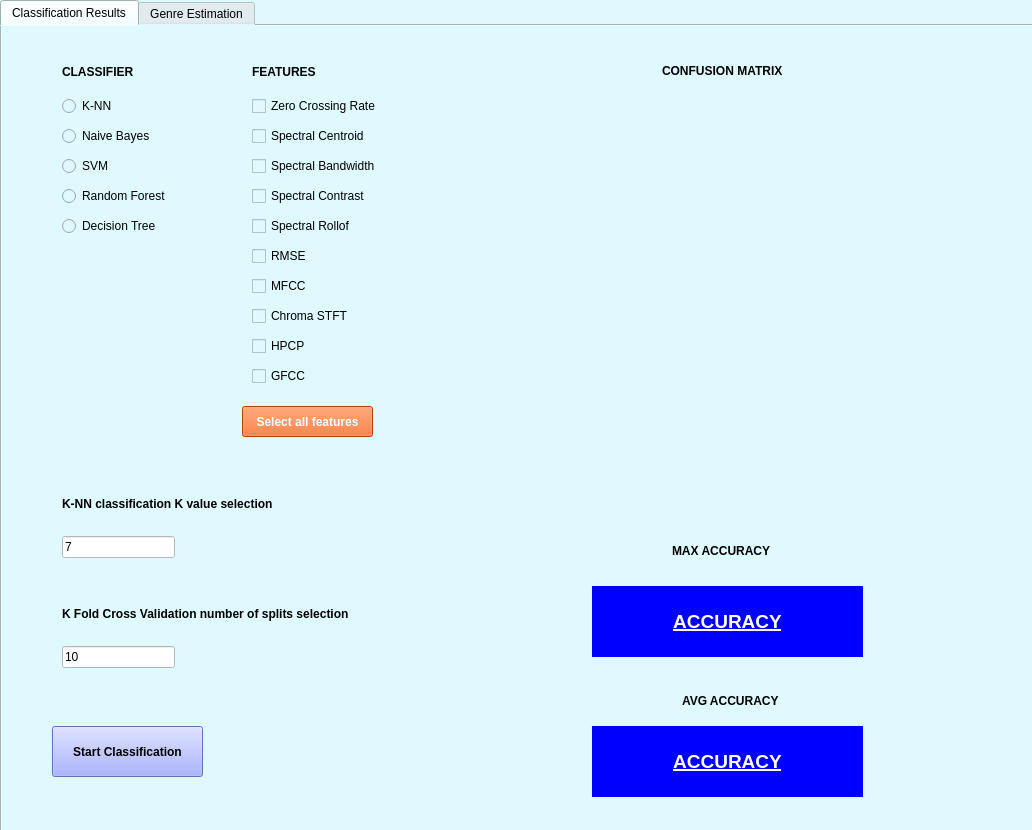
Before: the Qt Designer form arayuzV2_backup.ui in cetekin/signalProcessing, drawn with Qt 5.
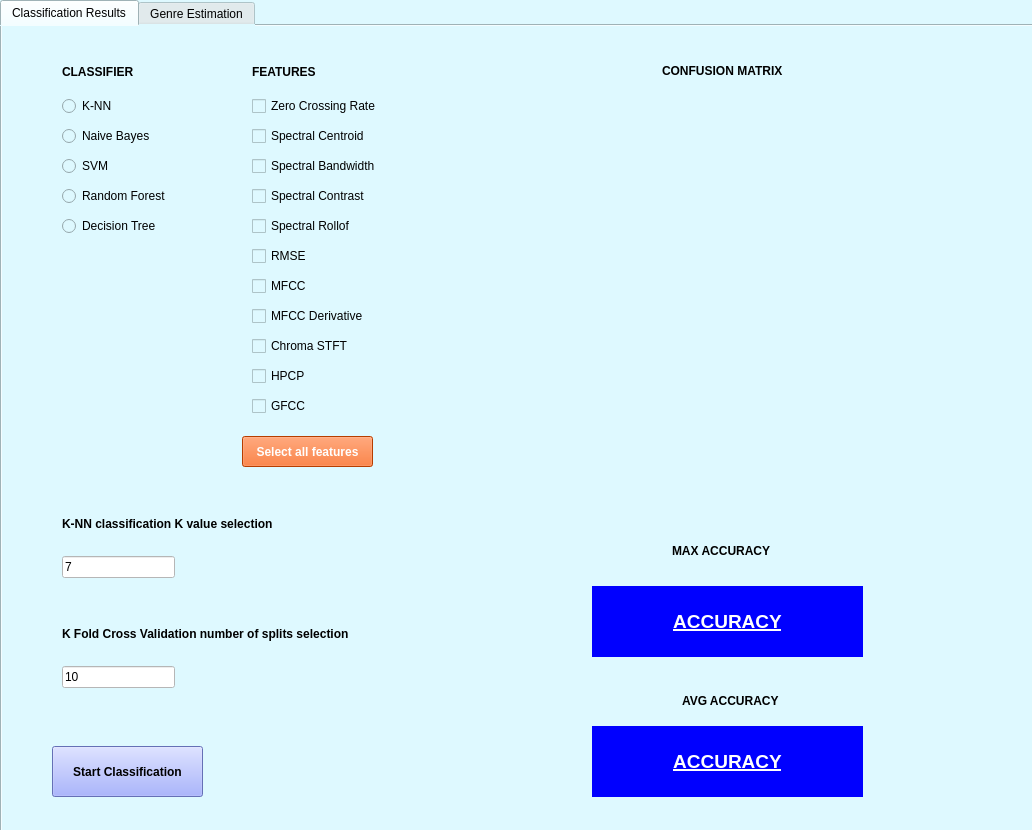
After: the same form once the commit is applied. The open tabs and pages were chosen to show the change.

What changed in the file:
```diff
--- a/arayuzV2_backup.ui
+++ b/arayuzV2_backup.ui
@@ -210,7 +210,7 @@
       <property name="geometry">
        <rect>
         <x>250</x>
-        <y>280</y>
+        <y>310</y>
         <width>151</width>
         <height>20</height>
        </rect>
@@ -382,7 +382,7 @@
       <property name="geometry">
        <rect>
         <x>50</x>
-        <y>700</y>
+        <y>720</y>
         <width>151</width>
         <height>51</height>
        </rect>
@@ -401,7 +401,7 @@
       <property name="geometry">
        <rect>
         <x>250</x>
-        <y>310</y>
+        <y>340</y>
         <width>151</width>
         <height>20</height>
        </rect>
@@ -414,7 +414,7 @@
       <property name="geometry">
        <rect>
         <x>250</x>
-        <y>340</y>
+        <y>370</y>
         <width>141</width>
         <height>20</height>
        </rect>
@@ -440,7 +440,7 @@
       <property name="geometry">
        <rect>
         <x>60</x>
-        <y>510</y>
+        <y>530</y>
         <width>113</width>
         <height>22</height>
        </rect>
@@ -456,7 +456,7 @@
       <property name="geometry">
        <rect>
         <x>60</x>
-        <y>470</y>
+        <y>490</y>
         <width>301</width>
         <height>16</height>
        </rect>
@@ -469,7 +469,7 @@
       <property name="geometry">
        <rect>
         <x>60</x>
-        <y>580</y>
+        <y>600</y>
         <width>391</width>
         <height>16</height>
        </rect>
@@ -482,7 +482,7 @@
       <property name="geometry">
        <rect>
         <x>60</x>
-        <y>620</y>
+        <y>640</y>
         <width>113</width>
         <height>22</height>
        </rect>
@@ -498,7 +498,7 @@
       <property name="geometry">
        <rect>
         <x>240</x>
-        <y>380</y>
+        <y>410</y>
         <width>131</width>
         <height>31</height>
        </rect>
@@ -514,6 +514,19 @@
        <string>Select all features</string>
       </property>
      </widget>
+     <widget class="QCheckBox" name="cb_mfcc_derivative">
+      <property name="geometry">
+       <rect>
+        <x>250</x>
+        <y>280</y>
+        <width>171</width>
+        <height>20</height>
+       </rect>
+      </property>
+      <property name="text">
+       <string>MFCC Derivative</string>
+      </property>
+     </widget>
     </widget>
     <widget class="QWidget" name="tab_screen_2">
      <attribute name="title">
```
Left out of the diff: 2 changed lines with no effect on the pictures.
